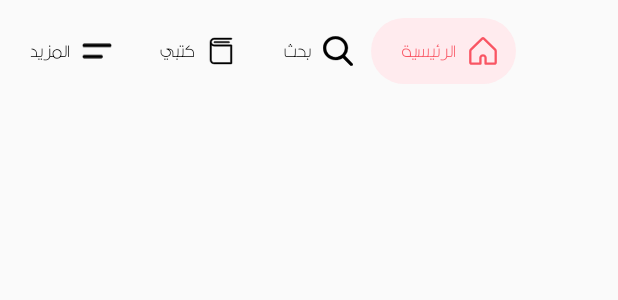
After one commit to Waelahmed99/Notebook, an Android app: the layout bottom_bar.xml on its own in the app's theme, with its tools: preview values and no code run, on a phone screen of 412 x 824 dp. The commit adds this screen. Shown: the top 300 px of the screen. Run offline under Robolectric (Android 15) with nearby library versions, the phone set to English and light mode, and no system bars.

Commit message:
Project structure

```diff
--- a/app/src/main/AndroidManifest.xml
+++ b/app/src/main/AndroidManifest.xml
@@ -9,7 +9,7 @@
         android:roundIcon="@mipmap/ic_launcher_round"
         android:supportsRtl="true"
         android:theme="@style/AppTheme">
-        <activity android:name=".MainActivity">
+        <activity android:name=".activities.MainActivity">
             <intent-filter>
                 <action android:name="android.intent.action.MAIN" />
 
--- a/app/src/main/java/wael/emy/notebook/MainActivity.kt
+++ b/app/src/main/java/wael/emy/notebook/activities/MainActivity.kt
@@ -1,7 +1,8 @@
-package wael.emy.notebook
+package wael.emy.notebook.activities
 
 import androidx.appcompat.app.AppCompatActivity
 import android.os.Bundle
+import wael.emy.notebook.R
 
 class MainActivity : AppCompatActivity() {
 
--- /dev/null
+++ b/app/src/main/java/wael/emy/notebook/fragments/HomeFragment.kt
@@ -0,0 +1 @@
+package wael.emy.notebook.fragments
--- /dev/null
+++ b/app/src/main/java/wael/emy/notebook/fragments/MoreFragment.kt
@@ -0,0 +1 @@
+package wael.emy.notebook.fragments
--- /dev/null
+++ b/app/src/main/java/wael/emy/notebook/fragments/MyBooksFragment.kt
@@ -0,0 +1 @@
+package wael.emy.notebook.fragments
--- /dev/null
+++ b/app/src/main/java/wael/emy/notebook/fragments/SearchFragment.kt
@@ -0,0 +1 @@
+package wael.emy.notebook.fragments
--- /dev/null
+++ b/app/src/main/res/layout/bottom_bar.xml
@@ -0,0 +1,61 @@
+<?xml version="1.0" encoding="utf-8"?>
+<LinearLayout xmlns:android="http://schemas.android.com/apk/res/android"
+    xmlns:app="http://schemas.android.com/apk/res-auto"
+    android:orientation="vertical"
+    android:layout_width="wrap_content"
+    android:layout_height="wrap_content">
+
+    <wael.emy.bubblenavigationrtl.BubbleNavigationConstraintView
+        android:id="@+id/bottom_navigation_view_linear"
+        android:layout_width="match_parent"
+        android:layout_height="wrap_content"
+        android:elevation="8dp"
+        android:orientation="horizontal"
+        android:paddingBottom="12dp"
+        android:paddingTop="12dp"
+        app:bnc_mode="packed">
+
+        <wael.emy.bubblenavigationrtl.BubbleToggleView
+            android:id="@+id/l_item_search"
+            android:layout_width="wrap_content"
+            android:layout_height="wrap_content"
+            app:bt_colorActive="#f95563"
+            app:bt_colorInactive="#000000"
+            app:bt_icon="@drawable/ic_more"
+            app:bt_title="المزيد"
+            app:bt_shape="@drawable/transition_background"/>
+
+        <wael.emy.bubblenavigationrtl.BubbleToggleView
+            android:id="@+id/l_item_profile_list"
+            android:layout_width="wrap_content"
+            android:layout_height="wrap_content"
+            app:bt_colorActive="#f95563"
+            app:bt_colorInactive="#000000"
+            app:bt_icon="@drawable/ic_my_books"
+            app:bt_title="كتبي"
+            app:bt_shape="@drawable/transition_background"/>
+
+        <wael.emy.bubblenavigationrtl.BubbleToggleView
+            android:id="@+id/l_item_notification"
+            android:layout_width="wrap_content"
+            android:layout_height="wrap_content"
+            app:bt_colorActive="#f95563"
+            app:bt_colorInactive="#000000"
+            app:bt_icon="@drawable/ic_search"
+            app:bt_title="بحث"
+            app:bt_shape="@drawable/transition_background"/>
+
+        <wael.emy.bubblenavigationrtl.BubbleToggleView
+            android:id="@+id/l_item_profile"
+            android:layout_width="wrap_content"
+            android:layout_height="wrap_content"
+            app:bt_colorActive="#f95563"
+            app:bt_colorInactive="#000000"
+            app:bt_icon="@drawable/ic_home"
+            app:bt_title="الرئيسية"
+            app:bt_badgeTextSize="10dp"
+            app:bt_shape="@drawable/transition_background"
+            app:bt_active="true" />
+    </wael.emy.bubblenavigationrtl.BubbleNavigationConstraintView>
+
+</LinearLayout>
```
Also changed, not shown: app/src/main/res/layout/activity_main.xml (+12 -52 lines).
